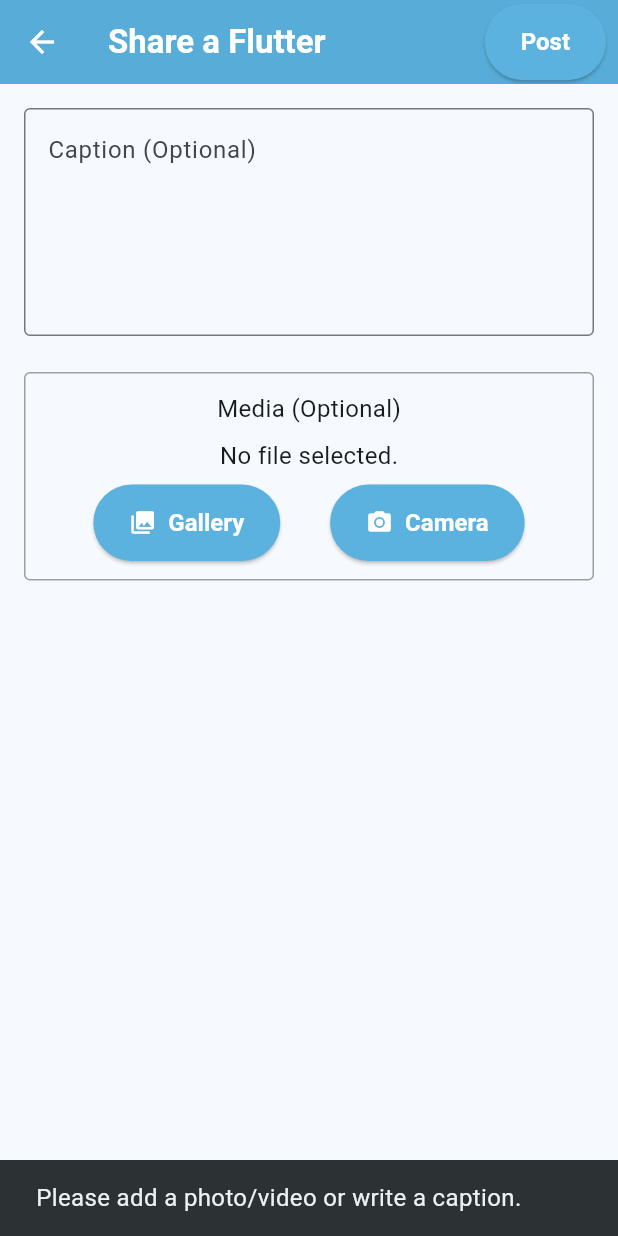
After one commit to abhijit-arora/cockatiel-companion, a Flutter app: the CreateFeedPostScreen screen opened directly, after a tap on "Post", on a phone screen of 412 x 824 dp. The commit adds this screen. Run offline on Flutter 3.47's test engine with Material 3 defaults, Android fonts, the phone set to English and light mode, and no system bars; our stand-ins replace cloud_firestore, cloud_functions, firebase_auth, firebase_core, firebase_storage, flutter_local_notifications and 3 more; accounts and stored records are empty.

Commit message:
feat: Implement Flock Feed backend and creation
Adds the backend infrastructure for the Flock Feed. Creates a new 'community_feed_posts' collection with security rules. Implements a 'createFeedPost' Cloud Function to handle post creation, including media uploads and hashtag parsing. Builds the 'CreateFeedPostScreen' UI and wires up the 'FlockFeedScreen' to a live StreamBuilder, completing the end-to-end creation and display loop.

```diff
--- a/lib/core/constants.dart
+++ b/lib/core/constants.dart
@@ -26,8 +26,10 @@ class AppStrings {
   static const String petGroup = 'Flock';
   /// A physical enclosure for pets.
   static const String enclosure = 'Nest';
-  /// A community forum post.
-  static const String post = 'Chirp';
+  /// A Q&A forum post.
+  static const String qaPost = 'Chirp';
+  /// A social feed post.
+  static const String feedPost = 'Flutter';
   /// The primary user/owner.
   static const String primaryOwner = 'Guardian';
   /// An invited user with shared access.
@@ -52,6 +54,7 @@ class AppStrings {
   static const String confirmDeleteReply = 'Are you sure you want to permanently delete this reply?';
   static const String deletePostError = 'Error: Could not delete Chirp.';
   static const String deleteReplyError = 'Error: Could not delete reply.';
+  static const String postValidationError = 'Please add a photo/video or write a caption.';
 
   // --- Common Nouns & Placeholders ---
   static const String defaultHouseholdName = 'An Aviary';
@@ -287,6 +290,7 @@ class ScreenTitles {
   static const String createPost = 'Post a New Chirp';
   static const String reportPost = 'Squawk a Chirp';
   static const String reportReply = 'Squawk a Reply';
+  static const String createFeedPost = 'Share a Flutter';
 
   // --- Dialogs ---
   static const String confirmDeletion = 'Confirm Deletion';
@@ -378,6 +382,7 @@ class Labels {
   static const String bestAnswer = 'Best Answer';
   static const String markAsBestAnswer = 'Mark as Best Answer';
   static const String sortBy = 'Sort by:';
+  static const String captionOptional = 'Caption (Optional)';
 
   // --- Miscellaneous UI ---
   static const String signOut = 'Sign Out';
--- /dev/null
+++ b/lib/features/community/screens/create_feed_post_screen.dart
@@ -0,0 +1,158 @@
+// lib/features/community/screens/create_feed_post_screen.dart
+import 'dart:typed_data';
+import 'package:firebase_storage/firebase_storage.dart';
+import 'package:firebase_auth/firebase_auth.dart';
+import 'package:flutter/material.dart';
+import 'package:cockatiel_companion/core/constants.dart';
+import 'package:image_picker/image_picker.dart';
+import 'package:cloud_functions/cloud_functions.dart';
+
+class CreateFeedPostScreen extends StatefulWidget {
+  const CreateFeedPostScreen({super.key});
+  @override
+  State<CreateFeedPostScreen> createState() => _CreateFeedPostScreenState();
+}
+
+class _CreateFeedPostScreenState extends State<CreateFeedPostScreen> {
+  final _captionController = TextEditingController();
+  final ImagePicker _picker = ImagePicker();
+  XFile? _mediaFile;
+  // ignore: prefer_final_fields
+  bool _isSubmitting = false;
+
+  Future<void> _pickMedia(ImageSource source) async {
+    final XFile? pickedFile = await _picker.pickMedia();
+    if (pickedFile != null) {
+      setState(() {
+        _mediaFile = pickedFile;
+      });
+    }
+  }
+
+  // --- REVISED SUBMIT METHOD ---
+  Future<void> _submitPost() async {
+    if (_mediaFile == null && _captionController.text.trim().isEmpty) {
+      ScaffoldMessenger.of(context).showSnackBar(
+        const SnackBar(content: Text(AppStrings.postValidationError)),
+      );
+      return;
+    }
+
+    final navigator = Navigator.of(context);
+    final scaffoldMessenger = ScaffoldMessenger.of(context);
+    final user = FirebaseAuth.instance.currentUser;
+    if (user == null) return; // Should not happen if they got here
+
+    setState(() => _isSubmitting = true);
+
+    try {
+      String? uploadedMediaUrl;
+
+      // --- 1. UPLOAD MEDIA IF IT EXISTS ---
+      if (_mediaFile != null) {
+        final filePath = 'feed_media/${user.uid}/${DateTime.now().millisecondsSinceEpoch}-${_mediaFile!.name}';
+        final storageRef = FirebaseStorage.instance.ref().child(filePath);
+        // Read file data as bytes. This is compatible with web and mobile.
+        final Uint8List fileData = await _mediaFile!.readAsBytes();
+        // Upload the data.
+        final uploadTask = await storageRef.putData(fileData);
+        // Get the public URL.
+        uploadedMediaUrl = await uploadTask.ref.getDownloadURL();
+      }
+
+      // --- 2. CALL THE CLOUD FUNCTION ---
+      final HttpsCallable callable = FirebaseFunctions.instance.httpsCallable('createFeedPost');
+      await callable.call({
+        'body': _captionController.text.trim().isEmpty ? null : _captionController.text.trim(),
+        'mediaUrl': uploadedMediaUrl,
+      });
+
+      // --- 3. NAVIGATE BACK ON SUCCESS ---
+      navigator.pop();
+
+    } catch (e) {
+      debugPrint('Error creating feed post: $e');
+      scaffoldMessenger.showSnackBar(
+        SnackBar(content: Text('${AppStrings.saveError} ${e.toString()}')),
+      );
+    } finally {
+      if(mounted) {
+        setState(() => _isSubmitting = false);
+      }
+    }
+  }
+
+  @override
+  Widget build(BuildContext context) {
+    return Scaffold(
+      appBar: AppBar(
+        title: const Text(ScreenTitles.createFeedPost),
+        actions: [
+          Padding(
+            padding: const EdgeInsets.only(right: 8.0),
+            child: ElevatedButton(
+              onPressed: _isSubmitting ? null : _submitPost,
+              child: _isSubmitting
+                  ? const SizedBox(
+                      height: 20,
+                      width: 20,
+                      child: CircularProgressIndicator(strokeWidth: 2),
+                    )
+                  : const Text(ButtonLabels.post),
+            ),
+          )
+        ],
+      ),
+      body: SingleChildScrollView(
+        padding: const EdgeInsets.all(16.0),
+        child: Column(
+          children: [
+            TextField(
+              controller: _captionController,
+              decoration: const InputDecoration(
+                hintText: Labels.captionOptional,
+                border: OutlineInputBorder(),
+              ),
+              maxLines: 5,
+              keyboardType: TextInputType.multiline,
+            ),
+            const SizedBox(height: 24),
+            Container(
+              padding: const EdgeInsets.all(12),
+              decoration: BoxDecoration(
+                border: Border.all(color: Colors.grey),
+                borderRadius: BorderRadius.circular(4),
+              ),
+              child: Column(
+                children: [
+                  const Text('Media (Optional)'),
+                  const SizedBox(height: 8),
+                  if (_mediaFile != null)
+                    Text('${AppStrings.selectedFile} ${_mediaFile!.name}')
+                  else
+                    const Text(AppStrings.noFileSelected),
+                  const SizedBox(height: 8),
+                  Row(
+                    mainAxisAlignment: MainAxisAlignment.spaceEvenly,
+                    children: [
+                      ElevatedButton.icon(
+                        icon: const Icon(Icons.photo_library),
+                        label: const Text(ButtonLabels.gallery),
+                        onPressed: () => _pickMedia(ImageSource.gallery),
+                      ),
+                      ElevatedButton.icon(
+                        icon: const Icon(Icons.camera_alt),
+                        label: const Text(ButtonLabels.camera),
+                        onPressed: () => _pickMedia(ImageSource.camera),
+                      ),
+                    ],
+                  ),
+                ],
+              ),
+            ),
+          ],
+        ),
+      ),
+    );
+  }
+}
```
Also changed, not shown: lib/features/community/screens/community_screen.dart (+8 -3 lines), lib/features/community/screens/flock_feed_screen.dart (+60 -12 lines), firebase.json, 5 other files.
